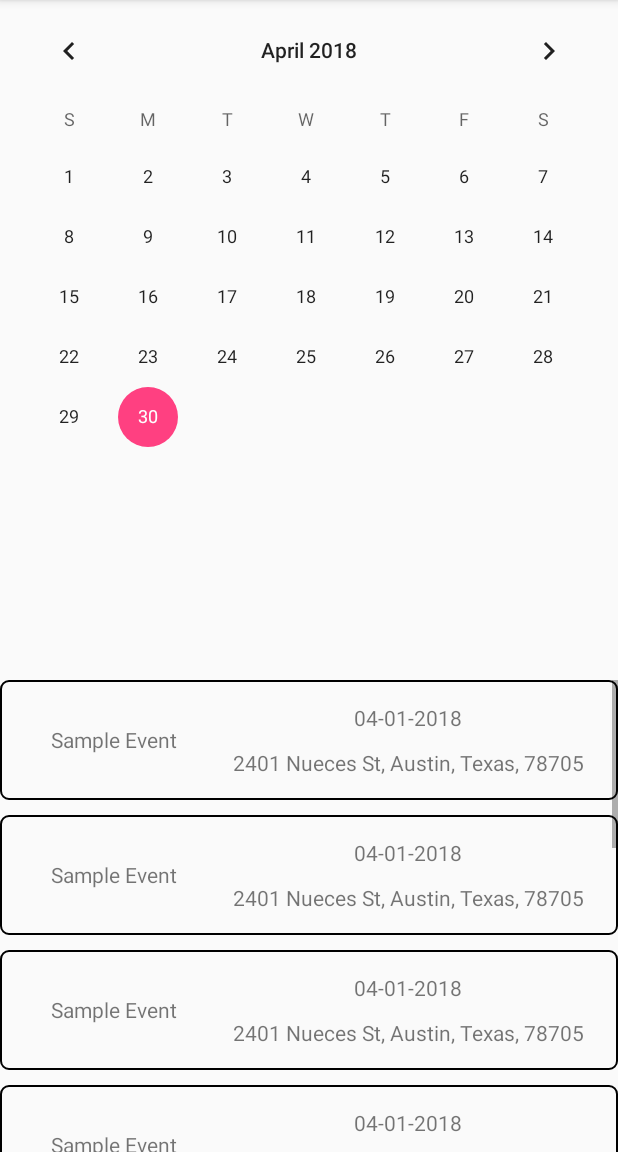
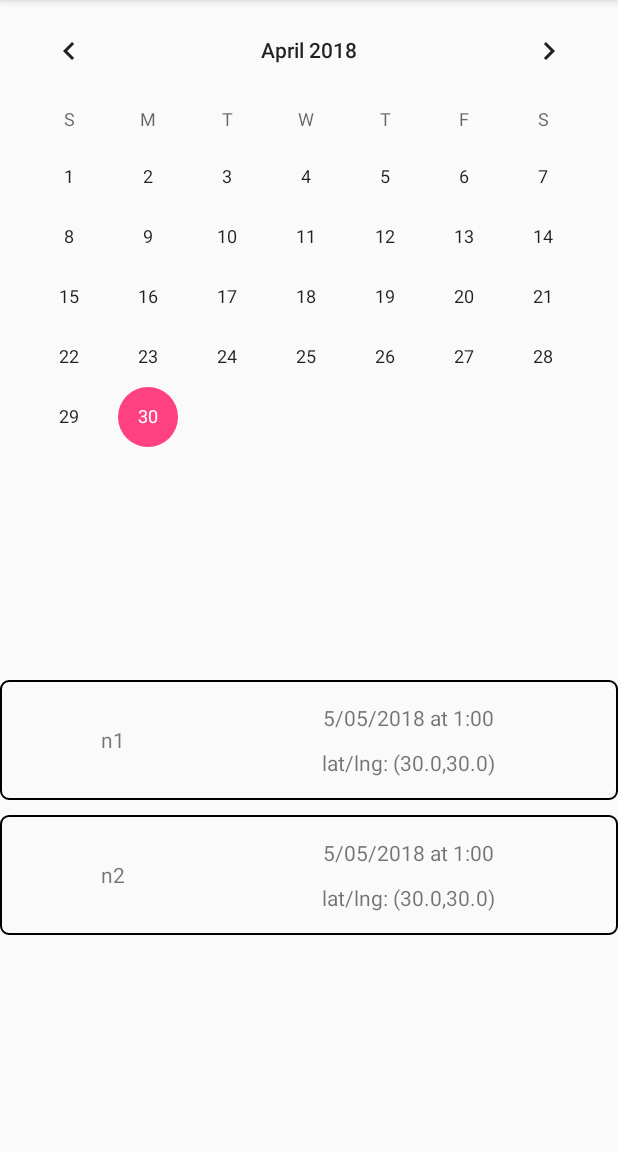
Before and after one commit to TeodorMatase/NeventProj, an Android app: the screen it shows after launch (CalendarActivity), after a tap on "CALENDAR UI", on a phone screen of 412 x 824 dp, the part 84-1236 px from its top. Run offline under Robolectric (Android 15) with nearby library versions, the phone set to English and light mode, and no system bars.

```diff
--- a/app/build.gradle
+++ b/app/build.gradle
@@ -23,6 +23,7 @@ dependencies {
     implementation 'com.android.support:appcompat-v7:26.1.0'
     implementation 'com.android.support.constraint:constraint-layout:1.0.2'
     compile 'com.google.android.gms:play-services-auth:11.8.0'
+    compile 'com.applandeo:material-calendar-view:1.0.1'
     implementation 'com.google.android.gms:play-services-maps:11.8.0'
     testImplementation 'junit:junit:4.12'
     androidTestImplementation 'com.android.support.test:runner:1.0.1'
--- a/app/src/main/AndroidManifest.xml
+++ b/app/src/main/AndroidManifest.xml
@@ -8,6 +8,7 @@
          location permissions for the 'MyLocation' functionality.
     -->
     <uses-permission android:name="android.permission.ACCESS_FINE_LOCATION" />
+    <uses-permission android:name="android.permission.INTERNET"/>
 
     <application
         android:allowBackup="true"
--- a/app/src/main/java/com/example/rofor/NeventProj/CalendarActivity.java
+++ b/app/src/main/java/com/example/rofor/NeventProj/CalendarActivity.java
@@ -1,48 +1,56 @@
 package com.example.rofor.NeventProj;
 
+import android.content.Intent;
 import android.support.v7.app.AppCompatActivity;
 import android.os.Bundle;
 import android.util.Log;
+import android.view.View;
+import android.widget.AdapterView;
+import android.widget.ArrayAdapter;
 import android.widget.ListView;
+import android.widget.Toast;
 
 import java.util.ArrayList;
+import java.util.Calendar;
 
 public class CalendarActivity extends AppCompatActivity {
+    EventListObj MasterList;
+    ListView eventListView;
+    ArrayList<ListItem> ListEventsToDisplay;
 
     private static final String TAG = "CalendarActivity";
-
+    //TODO Make events show up on calendar
     @Override
     protected void onCreate(Bundle savedInstanceState) {
         super.onCreate(savedInstanceState);
         setContentView(R.layout.activity_calendar);
         Log.d(TAG, "onCreate: Started.");
-        ListView mListView = (ListView) findViewById(R.id.CalendarlistView);
 
         //Create the ListItem objects
-        ListItem sample1 = new ListItem("Sample Event","2401 Nueces St, Austin, Texas, 78705","04-01-2018");
-        ListItem sample2 = new ListItem("Sample Event","2401 Nueces St, Austin, Texas, 78705","04-01-2018");
-        ListItem sample3 = new ListItem("Sample Event","2401 Nueces St, Austin, Texas, 78705","04-01-2018");
-        ListItem sample4 = new ListItem("Sample Event","2401 Nueces St, Austin, Texas, 78705","04-01-2018");
-        ListItem sample5 = new ListItem("Sample Event","2401 Nueces St, Austin, Texas, 78705","04-01-2018");
-        ListItem sample6 = new ListItem("Sample Event","2401 Nueces St, Austin, Texas, 78705","04-01-2018");
-        ListItem sample7 = new ListItem("Sample Event","2401 Nueces St, Austin, Texas, 78705","04-01-2018");
-        ListItem sample8 = new ListItem("Sample Event","2401 Nueces St, Austin, Texas, 78705","04-01-2018");
-        ListItem sample9 = new ListItem("Sample Event","2401 Nueces St, Austin, Texas, 78705","04-01-2018");
-        ListItem sample10 = new ListItem("Sample Event","2401 Nueces St, Austin, Texas, 78705","04-01-2018");
+        MasterList = EventListObj.getInstance();
+        eventListView = findViewById(R.id.CalendarlistView);
+        ListEventsToDisplay = new ArrayList<>();
+        fillList();
 
-        //Add the ListItem objects to an ArrayList
-        ArrayList<ListItem> CalendarList = new ArrayList<>();
-        CalendarList.add(sample1);
-        CalendarList.add(sample2);
-        CalendarList.add(sample3);
-        CalendarList.add(sample4);
-        CalendarList.add(sample5);
-        CalendarList.add(sample6);
-        CalendarList.add(sample7);
-        CalendarList.add(sample8);
-        CalendarList.add(sample9);
-        CalendarList.add(sample10);
-        ListItemAdapter adapter = new ListItemAdapter(this, R.layout.listitem, CalendarList);
-        mListView.setAdapter(adapter);
+    }
+
+    private void fillList() {
+        for(int i = 0; i < MasterList.size(); i++){
+            EventDataObj tempEv = MasterList.getEvent(i);
+            ListEventsToDisplay.add(new ListItem(tempEv.EventName.toString(),tempEv.EventLocation.toString(),tempEv.date.toString() + " at " + tempEv.time.toString()));
+        }
+        ListItemAdapter adapter = new ListItemAdapter(this,R.layout.listitem,ListEventsToDisplay);
+        eventListView.setAdapter(adapter);
+
+        eventListView.setOnItemClickListener(new AdapterView.OnItemClickListener() {
+            @Override
+            public void onItemClick(AdapterView<?> parent, View view, int position, long id) {
+
+                Toast.makeText(getBaseContext(),"Position: "+position, Toast.LENGTH_SHORT).show();
+                Intent detailsView = new Intent(CalendarActivity.this, EventDetailsActivity.class);
+                detailsView.putExtra("Position", position);
+                startActivity(detailsView);
+            }
+        });
     }
 }
--- a/app/src/main/java/com/example/rofor/NeventProj/EventDataObj.java
+++ b/app/src/main/java/com/example/rofor/NeventProj/EventDataObj.java
@@ -1,16 +1,36 @@
 package com.example.rofor.NeventProj;
+
+import android.widget.Toast;
 
 import com.google.android.gms.maps.model.LatLng;
 
+import org.json.JSONArray;
+import org.json.JSONException;
+import org.json.JSONObject;
+
+import java.sql.Time;
+import java.text.ParseException;
+import java.text.SimpleDateFormat;
 import java.util.ArrayList;
+import java.util.Calendar;
 import java.util.Date;
+import java.util.GregorianCalendar;
+import java.util.SimpleTimeZone;
+import java.util.TimeZone;
 
 public class EventDataObj {
 //ALL GAE INTERACTION IS DONE THROUGH THE EVENT CLASS AND ITS METHODS
     String EventName;
     String Description;
+    //TODO MAKE DATE AND TIME A GREGORIAN CALENDAR
+    String datetime;
     String date;
     String time;
+    Date eventDate;
+    GregorianCalendar lastWeatherUpdate;
+    String weatherCondition;
+    String weatherTemperature;
+    String weatherPOP;
     String creatorEmail;
     String eventKey;
     ArrayList<String> attendeeEmails;
@@ -19,17 +39,34 @@ public class EventDataObj {
 
     public EventDataObj(String creator, String Desc, String name, LatLng location, String time, String date){
         this.EventLocation = location;
+        this.time = time;
+        this.date = date;
+        eventDate = dateTimeFormatter(time,date);
+        lastWeatherUpdate = new GregorianCalendar();
+        lastWeatherUpdate.add(Calendar.HOUR, -20);
         this.EventName = name;
         this.creatorEmail = creator;
         this.Description = Desc;
-        this.date = date;
-        this.time = time;
         attendeeEmails = new ArrayList<>();
         attendeeEmails.add(creatorEmail);
+        updateWeather();
         //Create Event JSON Object
         //Send event JSON Object
         //Verify event created successfully
         //Update eventKey with response from GAE
+    }
+
+    private Date dateTimeFormatter(String t, String d) {
+        String dateString = d + " " + t;
+        SimpleDateFormat dateFormat = new SimpleDateFormat("MM/dd/yyyy HH:mm");
+        Date convertedDate = new Date();
+        try {
+            convertedDate = dateFormat.parse(dateString);
+        } catch (ParseException e) {
+            // TODO Auto-generated catch block
+            e.printStackTrace();
+        }
+        return convertedDate;
     }
 
     public void eventDeletion(){
@@ -57,6 +94,7 @@ public class EventDataObj {
     }
 
     public void updateWeather(){
+
         //Call wunderground API with key: f964f5e53aa6a94e
         //IF event date is more than 10days away do not call
         //Only able to call once per 6 hours
@@ -66,6 +104,44 @@ public class EventDataObj {
         //Step 3: open the Hourly object corresponding to the difference in time
         //Step 4: Get temperature(TEMP->ENGLISH), Icon(use whatever iconpack you want and put the icons in drawable folder), and POP, description(WX)
         //
+        GregorianCalendar tempGreg = new GregorianCalendar();
+        tempGreg = lastWeatherUpdate;
+        tempGreg.add(Calendar.HOUR,6);
+        GregorianCalendar tempCurr = new GregorianCalendar();
+        //TODO MAKE SURE EVENT IS WITHIN 10 DAYS OF CALLING FOR WEATHER UPDATE
+        //TODO MOVE THIS FROM INSIDE OF EVENTDATAOBJ TO AN ACTIVITY
+        if((tempCurr.getTimeInMillis() >= tempGreg.getTimeInMillis())){
+            String result = "";
+            HttpReqHandler calHandler = new HttpReqHandler();
+            result = calHandler.getHTTPData("http://api.wunderground.com/api/f964f5e53aa6a94e/hourly10day/q/"+EventLocation.latitude+","+EventLocation.longitude+".json");
+            GregorianCalendar eventCal = new GregorianCalendar();
+            eventCal.setTime(eventDate);
+            //subtract currentmillis from eventmillis, convert to hours, check JSON value at that hour to get weather information
+            Long currentMill = tempCurr.getTimeInMillis();
+            Long eventMill = eventCal.getTimeInMillis();
+            Long res = eventMill - currentMill;
+            int hours   = (int) ((res / (1000*60*60)));
+            try {
+                JSONObject jsonObj = new JSONObject(result);
+                JSONArray hrs = jsonObj.getJSONArray("hourly_forecast");
+                JSONArray weatherData = jsonObj.getJSONArray(String.valueOf(hours));
+                JSONArray conditions = jsonObj.getJSONArray("wx");//This is the conditions
+                JSONArray popData = jsonObj.getJSONArray("pop");//This is the precipitation percentage data
+                JSONArray tempData = jsonObj.getJSONArray("english");//This is the temperature
+                weatherCondition = conditions.toString();
+                weatherPOP = popData.toString();
+                weatherTemperature = tempData.toString();
+                lastWeatherUpdate = tempCurr;
+
+            } catch (JSONException e) {
+                e.printStackTrace();
+            }
+
+        }
+        else{
+            //Toast.makeText(this,"Weather can only be refreshed once every 6 hours", Toast.LENGTH_LONG);
+        }
+
     }
 
     public boolean updateEvent(EventDataObj newDetails){
--- a/app/src/main/java/com/example/rofor/NeventProj/EventDetailsActivity.java
+++ b/app/src/main/java/com/example/rofor/NeventProj/EventDetailsActivity.java
@@ -70,12 +70,16 @@ public class EventDetailsActivity extends AppCompatActivity {
         TextView eventTime = findViewById(R.id.eventDetails_eventTime);
         TextView eventLati = findViewById(R.id.eventDetails_latitudeTEMP);
         TextView eventLong = findViewById(R.id.eventDetails_LongitudeTEMP);
+        TextView eventTemp = findViewById(R.id.eventDetails_WeatherTemp);
+        TextView eventCond = findViewById(R.id.eventDetails_WeatherConditions);
         eventName.setText(EventListObj.getInstance().getEvent(position).EventName);
         eventDesc.setText(EventListObj.getInstance().getEvent(position).Description);
         eventDate.setText(EventListObj.getInstance().getEvent(position).date);
         eventTime.setText(EventListObj.getInstance().getEvent(position).time);
         eventLati.setText(String.valueOf(EventListObj.getInstance().getEvent(position).EventLocation.latitude));
         eventLong.setText(String.valueOf(EventListObj.getInstance().getEvent(position).EventLocation.longitude));
+        eventTemp.setText(EventListObj.getInstance().getEvent(position).weatherTemperature);
+        eventCond.setText(EventListObj.getInstance().getEvent(position).weatherCondition);
     }
 
     public void inviteAttendee(View v){
--- a/app/src/main/java/com/example/rofor/NeventProj/HttpReqHandler.java
+++ b/app/src/main/java/com/example/rofor/NeventProj/HttpReqHandler.java
@@ -25,15 +25,15 @@ public class HttpReqHandler {
             con.setDoInput(true);
             con.setDoOutput(true);
             con.setRequestProperty("Content-Type","application/x-www-form-urlencoded");
-
-            int responseCode = con.getResponseCode();
-            if(responseCode == HttpURLConnection.HTTP_OK){
+            con.connect();
+            //int responseCode = con.getResponseCode();
+            //if(responseCode == HttpURLConnection.HTTP_OK){
                 String txt;
                 BufferedReader br = new BufferedReader(new InputStreamReader(con.getInputStream()));
                 while((txt = br.readLine()) != null){
                     response+=txt;
                 }
-            }
+           // }
 
 
         }
--- a/app/src/main/java/com/example/rofor/NeventProj/MainActivity.java
+++ b/app/src/main/java/com/example/rofor/NeventProj/MainActivity.java
@@ -10,7 +10,15 @@ package com.example.rofor.NeventProj;
 
         import com.google.android.gms.maps.model.LatLng;
 
+        import java.text.ParseException;
+        import java.text.SimpleDateFormat;
         import java.util.ArrayList;
+        import java.util.Calendar;
+        import java.util.Date;
+        import java.util.GregorianCalendar;
+        import java.util.Timer;
+        import java.util.TimerTask;
+
 public class MainActivity extends AppCompatActivity {
 
         @Override
@@ -30,12 +38,13 @@ public class MainActivity extends AppCompatActivity {
 
     private void sampledatafill() {
         LatLng temp = new LatLng(30,30);
-        EventDataObj sample1 = new EventDataObj("creator@email.com","d1","n1",temp,"1:00","4/29/2018");
-        EventDataObj sample2 = new EventDataObj("creator@email.com","d2","n2",temp,"1:00","4/29/2018");
+        EventDataObj sample1 = new EventDataObj("creator@email.com","d1","n1",temp,"1:00","5/05/2018");
+        EventDataObj sample2 = new EventDataObj("creator@email.com","d2","n2",temp,"1:00","5/05/2018");
         EventListObj.getInstance().addEvent(sample1);
         EventListObj.getInstance().getEvent(0).attendeeEmails.add("sample1@gmail.com");
         EventListObj.getInstance().addEvent(sample2);
         EventListObj.getInstance().getEvent(1).attendeeEmails.add("sample2@gmail.com");
+
         }
 
     //TODO: Integrate google auth, update EventList on login and on opening of app
--- a/app/src/main/java/com/example/rofor/NeventProj/Mapactivityview.java
+++ b/app/src/main/java/com/example/rofor/NeventProj/Mapactivityview.java
@@ -66,7 +66,7 @@ public class Mapactivityview extends AppCompatActivity implements OnMapReadyCall
     }
 
     public String estimateTimeToLeave(LatLng dest){
-        //TODO
+        //TODO make algorithm
         return "default_time";
     }
 
```
Also changed, not shown: app/src/main/java/com/example/rofor/NeventProj/EventCreation.java (+32 -3 lines), app/src/main/res/layout/activity_event_details.xml (+25 -1 lines).
